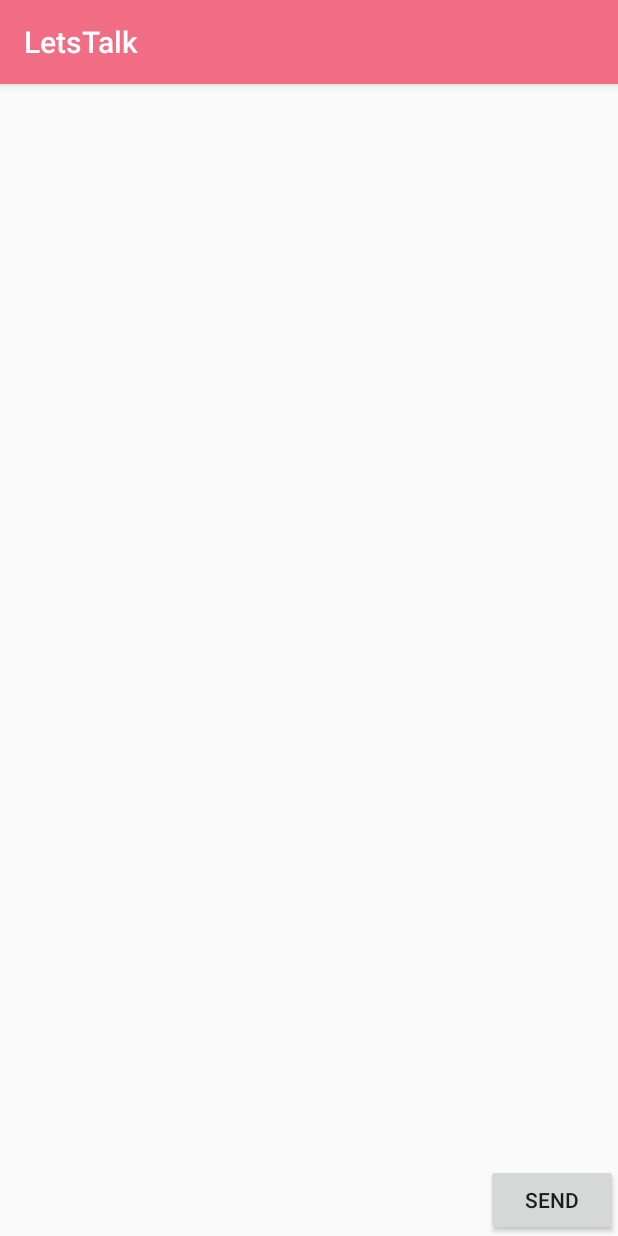
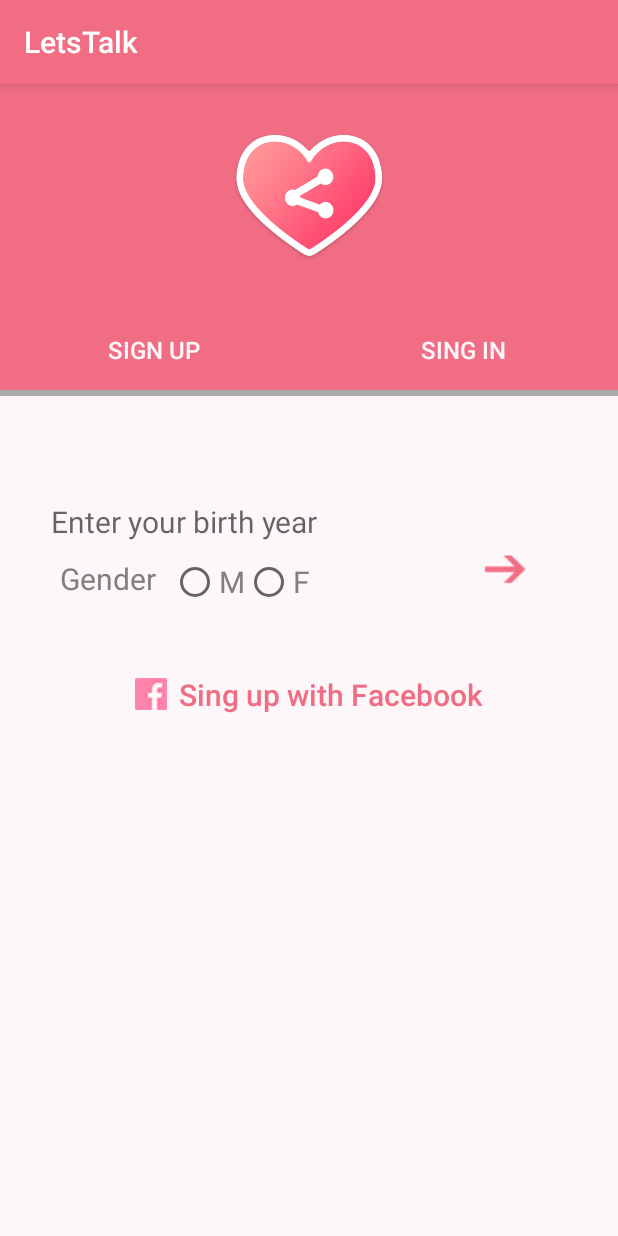
Before and after one commit to TeoDimitrov/LetsTalk, an Android app: the screen it shows after launch (ChatActivity before the commit, SignInActivity after it), on a phone screen of 412 x 824 dp. Run offline under Robolectric (Android 15) with nearby library versions, the phone set to English and light mode, and no system bars.

Commit message:
sign in fragments work

```diff
--- a/app/build.gradle
+++ b/app/build.gradle
@@ -16,6 +16,9 @@ android {
             minifyEnabled false
             proguardFiles getDefaultProguardFile('proguard-android.txt'), 'proguard-rules.pro'
         }
+        debug {
+            debuggable true
+        }
     }
 }
 
--- a/app/src/main/AndroidManifest.xml
+++ b/app/src/main/AndroidManifest.xml
@@ -15,7 +15,7 @@
         android:label="@string/app_name"
         android:supportsRtl="true"
         android:theme="@style/AppTheme">
-        <activity android:name=".ChatActivity">
+        <activity android:name=".signin.SignInActivity">
             <intent-filter>
                 <action android:name="android.intent.action.MAIN" />
                 <category android:name="android.intent.category.LAUNCHER" />
--- /dev/null
+++ b/app/src/main/java/com/example/letstalk/signin/SignInActivity.java
@@ -0,0 +1,69 @@
+package com.example.letstalk.signin;
+
+import android.os.Bundle;
+import android.support.v7.app.AppCompatActivity;
+import android.support.v7.widget.Toolbar;
+import android.view.View;
+import android.view.View.OnClickListener;
+import android.widget.Button;
+import android.widget.EditText;
+import android.widget.RadioButton;
+import android.widget.RelativeLayout;
+import android.widget.TextView;
+
+
+import com.example.letstalk.R;
+
+public class SignInActivity extends AppCompatActivity implements OnClickListener {
+
+    private EditText birthyear;
+    private Button signUp;
+    private Button signIn;
+
+    private Button next2;
+    private RadioButton male;
+    private RadioButton female;
+    private TextView textView;
+    private RelativeLayout container;
+    private Toolbar toolbar;
+
+    private SignUpFragmentOne signUpFragmentOne;
+
+    @Override
+    protected void onCreate(Bundle savedInstanceState) {
+        super.onCreate(savedInstanceState);
+        setContentView(R.layout.activity_sign_in);
+        toolbar = (Toolbar) findViewById(R.id.sessionToolbar);
+        //setSupportActionBar(toolbar);
+
+        birthyear = (EditText) findViewById(R.id.enter_birth_year);
+
+        this.signUp = (Button) findViewById(R.id.btn_signup);
+        this.signUp.setOnClickListener(this);
+        this.signIn = (Button) findViewById(R.id.btn_signin);
+        this.signIn.setOnClickListener(this);
+
+        this.container = (RelativeLayout) findViewById(R.id.sing_in_container);
+
+        this.signUpFragmentOne = new SignUpFragmentOne();
+
+        if (findViewById(R.id.sing_in_container) != null) {
+
+            if (savedInstanceState != null) {
+                return;
+            }
+
+            getSupportFragmentManager().beginTransaction().add(this.container.getId(), signUpFragmentOne).commit();
+        }
+    }
+
+    @Override
+    public void onClick(View view) {
+        if (view.getId() == R.id.btn_signup) {
+        }
+    }
+
+    private void onClickSignUp(Bundle savedInstanceState) {
+
+    }
+}
--- /dev/null
+++ b/app/src/main/java/com/example/letstalk/signin/SignUpFragmentOne.java
@@ -0,0 +1,52 @@
+package com.example.letstalk.signin;
+
+
+import android.os.Bundle;
+import android.support.annotation.Nullable;
+
+import android.support.v4.app.Fragment;
+import android.support.v4.app.FragmentTransaction;
+import android.view.LayoutInflater;
+import android.view.View;
+import android.view.ViewGroup;
+import android.widget.Button;
+import android.widget.FrameLayout;
+import android.widget.LinearLayout;
+import android.widget.RelativeLayout;
+
+import com.example.letstalk.R;
+
+import static android.view.View.OnClickListener;
+
+public class SignUpFragmentOne extends Fragment implements OnClickListener {
+
+    private Button next1;
+    private RelativeLayout relativeLayout;
+    private SignUpFragmentTwo signUpFragmentTwo;
+
+    @Nullable
+    @Override
+    public View onCreateView(LayoutInflater inflater, @Nullable ViewGroup container, @Nullable Bundle savedInstanceState) {
+
+        this.relativeLayout = (RelativeLayout) inflater.inflate(R.layout.fragment_sign_in_fragment_one, container, false);
+        this.next1 = (Button) this.relativeLayout.findViewById(R.id.button_next);
+        this.next1.setOnClickListener(this);
+        this.signUpFragmentTwo = new SignUpFragmentTwo();
+        return this.relativeLayout;
+    }
+
+    @Override
+    public void onClick(View view) {
+        if (view.getId() == R.id.button_next) {
+           replaceFragment();
+        }
+    }
+
+    private void replaceFragment(){
+
+        FragmentTransaction transaction = getActivity().getSupportFragmentManager().beginTransaction();
+        transaction.replace(R.id.sing_in_container, this.signUpFragmentTwo);
+        transaction.addToBackStack(null);
+        transaction.commit();
+    }
+}
--- a/app/src/main/res/layout/activity_login.xml
+++ b/app/src/main/res/layout/activity_login.xml
@@ -55,7 +55,7 @@
                     android:layout_height="wrap_content"
                     android:hint="@string/prompt_password"
                     android:imeActionId="@+id/login"
-                    android:imeActionLabel="@string/action_sign_in_short"
+                    android:imeActionLabel="@string/prompt_password"
                     android:imeOptions="actionUnspecified"
                     android:inputType="textPassword"
                     android:maxLines="1"
--- a/app/src/main/res/layout/activity_sign_in.xml
+++ b/app/src/main/res/layout/activity_sign_in.xml
@@ -3,12 +3,13 @@
     xmlns:tools="http://schemas.android.com/tools"
     android:layout_width="match_parent"
     android:layout_height="match_parent"
+    android:id="@+id/activity_sign_in"
     android:background="@color/colorAccent"
-    tools:context=".SignInActivity">
+    tools:context=".signin.SignInActivity">
 
     <android.support.v7.widget.Toolbar
         xmlns:android="http://schemas.android.com/apk/res/android"
-        android:id="@+id/sessionsToolbar"
+        android:id="@+id/sessionToolbar"
         android:layout_width="match_parent"
         android:layout_height="150dp"
         android:background="?attr/colorPrimary"
@@ -29,7 +30,7 @@
         android:orientation="horizontal"
         android:layout_width="match_parent"
         android:layout_height="58dp"
-        android:layout_below="@id/sessionsToolbar"
+        android:layout_below="@id/sessionToolbar"
         android:background="@drawable/sessions_shadow">
         <Button
             android:id="@+id/btn_signup"
@@ -53,5 +54,14 @@
             android:textColor="@color/colorAccent"/>
     </LinearLayout>
 
+    <RelativeLayout
+        android:id="@+id/sing_in_container"
+        android:layout_width="match_parent"
+        android:layout_height="match_parent"
+        android:orientation="vertical"
+        android:layout_below="@+id/btns_session"
+        android:paddingLeft="30dp"
+        android:paddingRight="30dp">
+    </RelativeLayout>
 
 </RelativeLayout>
--- a/app/src/main/res/layout/fragment_sign_in_fragment_one.xml
+++ b/app/src/main/res/layout/fragment_sign_in_fragment_one.xml
@@ -1,72 +1,96 @@
-<FrameLayout xmlns:android="http://schemas.android.com/apk/res/android"
+<RelativeLayout xmlns:android="http://schemas.android.com/apk/res/android"
     xmlns:tools="http://schemas.android.com/tools"
     android:layout_width="match_parent"
     android:layout_height="match_parent"
-    tools:context=".signin_fragments.SignUpFragmentOne">
+    tools:context=".signin.SignUpFragmentOne">
 
     <RelativeLayout xmlns:android="http://schemas.android.com/apk/res/android"
         android:layout_width="match_parent"
         android:layout_height="match_parent"
-        android:orientation="vertical"
-        android:layout_alignParentTop="true">
+        android:layout_alignParentTop="true"
+        android:orientation="vertical">
 
         <EditText
             android:id="@+id/enter_birth_year"
             android:layout_width="wrap_content"
             android:layout_height="wrap_content"
-            android:hint="Enter your birth year"
-            android:textSize="20dp"
-            android:layout_centerVertical="true"
+            android:hint="@string/prompt_birthyear"
+            android:textColor="@color/text"
+            android:textSize="@dimen/sign_in_text_size"
+            android:layout_alignParentTop="true"
             android:layout_alignParentLeft="true"
             android:layout_alignParentStart="true"
-            android:layout_marginLeft="68dp"
-            android:layout_marginStart="68dp" />
+            android:layout_marginTop="60dp" />
 
         <TextView
             android:id="@+id/gender"
             android:layout_width="wrap_content"
             android:layout_height="wrap_content"
-            android:layout_alignLeft="@+id/enter_birth_year"
-            android:layout_alignStart="@+id/enter_birth_year"
-            android:layout_below="@+id/enter_birth_year"
-            android:text="Gender"
-            android:textSize="20dp" />
+            android:text="@string/gender"
+            android:textColor="@color/text"
+            android:textSize="@dimen/sign_in_text_size"
+            android:layout_alignTop="@+id/gender_radio_buttons"
+            android:layout_alignParentLeft="true"
+            android:layout_alignParentStart="true"
+            android:paddingLeft="10dp"
+            android:paddingRight="10dp"/>
 
         <RadioGroup xmlns:android="http://schemas.android.com/apk/res/android"
+            android:id="@+id/gender_radio_buttons"
             android:layout_width="wrap_content"
             android:layout_height="wrap_content"
-            android:orientation="vertical"
             android:layout_below="@+id/enter_birth_year"
+            android:layout_toEndOf="@+id/gender"
             android:layout_toRightOf="@+id/gender"
-            android:layout_toEndOf="@+id/gender"
-            android:layout_marginLeft="38dp"
-            android:layout_marginStart="38dp"
-            android:id="@+id/gender_radio_buttons">
+            android:orientation="horizontal"
+            android:textColor="@color/text">
 
             <RadioButton
                 android:id="@+id/male_radio_button"
                 android:layout_width="wrap_content"
                 android:layout_height="wrap_content"
                 android:onClick="onRadioButtonClicked"
-                android:text="M" />
+                android:text="@string/gender_m"
+                android:textColor="@color/text"
+                android:textSize="@dimen/sign_in_text_size" />
 
             <RadioButton
                 android:id="@+id/female_radio_button"
-                android:layout_width="wrap_content"
+                android:layout_width="56dp"
                 android:layout_height="wrap_content"
                 android:onClick="onRadioButtonClicked"
-                android:text="F" />
+                android:text="@string/gender_f"
+                android:textColor="@color/text"
+                android:textSize="@dimen/sign_in_text_size" />
         </RadioGroup>
 
         <Button
+            android:id="@+id/button_next"
             style="?android:attr/buttonStyleSmall"
             android:layout_width="wrap_content"
             android:layout_height="wrap_content"
-            android:text="Next"
-            android:id="@+id/button"
-            android:layout_below="@+id/enter_birth_year"
-            android:layout_toRightOf="@+id/enter_birth_year"
-            android:layout_toEndOf="@+id/enter_birth_year" />
+            android:background="@android:color/transparent"
+            android:drawableLeft="@drawable/arrow"
+            android:layout_alignBottom="@+id/gender_radio_buttons"
+            android:layout_toRightOf="@+id/btn_fb"
+            android:layout_toEndOf="@+id/btn_fb" />
+
+        <Button
+            android:id="@+id/btn_fb"
+            android:layout_width="wrap_content"
+            android:layout_height="wrap_content"
+            android:background="@android:color/transparent"
+            android:drawableLeft="@drawable/fb"
+            android:drawablePadding="7dp"
+            android:text="@string/sing_up_with_fb"
+            android:textAllCaps="false"
+            android:textColor="@color/colorPrimary"
+            android:textSize="@dimen/sign_in_text_size"
+            android:layout_centerVertical="true"
+            android:layout_centerHorizontal="true"
+            android:paddingTop="50dp"
+            android:layout_below="@+id/gender"/>
+
     </RelativeLayout>
 
-</FrameLayout>
+</RelativeLayout>
--- a/app/src/main/res/values/dimens.xml
+++ b/app/src/main/res/values/dimens.xml
@@ -6,4 +6,5 @@
     <dimen name="session_layout_shadow_size">4dp</dimen>
     <dimen name="session_buttons_margin">4dp</dimen>
     <dimen name="session_buttons_text_size">16dp</dimen>
+    <dimen name="sign_in_text_size">20dp</dimen>
 </resources>
--- a/app/src/main/res/values/strings.xml
+++ b/app/src/main/res/values/strings.xml
@@ -9,10 +9,17 @@
     <string name="title_activity_login">Sign in</string>
 
     <!-- Strings related to login -->
-    <string name="prompt_email">Email</string>
-    <string name="prompt_password">Password (optional)</string>
-    <string name="action_sign_in">Sign in or register</string>
-    <string name="action_sign_in_short">Sign in</string>
+    <string name="prompt_birthyear">Enter your birth year</string>
+    <string name="gender">Gender</string>
+    <string name="gender_m">M</string>
+    <string name="gender_f">F</string>
+    <string name="sing_up_with_fb">Sing up with Facebook</string>
+    <string name="prompt_password">Enter Password</string>
+    <string name="prompt_email">Enter Username</string>
+    <string name="prompt_confirm_password">Confirm Password</string>
+    <string name="action_sign_in">Sign in</string>
+    <string name="action_sign_up">Sign up</string>
+
     <string name="error_invalid_email">This email address is invalid</string>
     <string name="error_invalid_password">This password is too short</string>
     <string name="error_incorrect_password">This password is incorrect</string>
--- a/app/src/main/res/values/styles.xml
+++ b/app/src/main/res/values/styles.xml
@@ -3,12 +3,16 @@
     <!-- Base application theme. -->
     <style name="AppTheme" parent="Theme.AppCompat.Light.DarkActionBar">
         <!-- Customize your theme here. -->
+        <item name="android:windowActionBar">false</item>
+        <item name="android:windowNoTitle">true</item>
         <item name="colorPrimary">@color/colorPrimary</item>
         <item name="colorPrimaryDark">@color/colorPrimaryDark</item>
         <item name="colorAccent">@color/colorAccent</item>
     </style>
 
-    <style name="Toolbar" parent="Theme.AppCompat.Light.NoActionBar">
+    <style name="Toolbar" parent="Theme.AppCompat.Light.DarkActionBar">
+        <item name="android:windowActionBar">false</item>
+        <item name="android:windowNoTitle">true</item>
         <item name="colorPrimary">@color/colorPrimary</item>
         <item name="colorPrimaryDark">@color/colorPrimaryDark</item>
         <item name="colorAccent">@color/colorAccent</item>
```
Also changed, not shown: app/src/main/java/com/example/letstalk/SignInActivity.java (deleted, +0 -38 lines), app/src/main/java/com/example/letstalk/signin/SignUpFragmentTwo.java (renamed from app/src/main/java/com/example/letstalk/signin_fragments/SignUpFragmentOne.java, +3 -5 lines), app/src/main/java/com/example/letstalk/signin_fragments/SignUpFragmentTwo.java (deleted, +0 -21 lines), app/src/main/res/layout/fragment_sign_up_fragment_two.xml (+21 -23 lines), app/src/main/res/drawable/arrow.png (added), app/src/main/res/drawable/fb.png (added).
